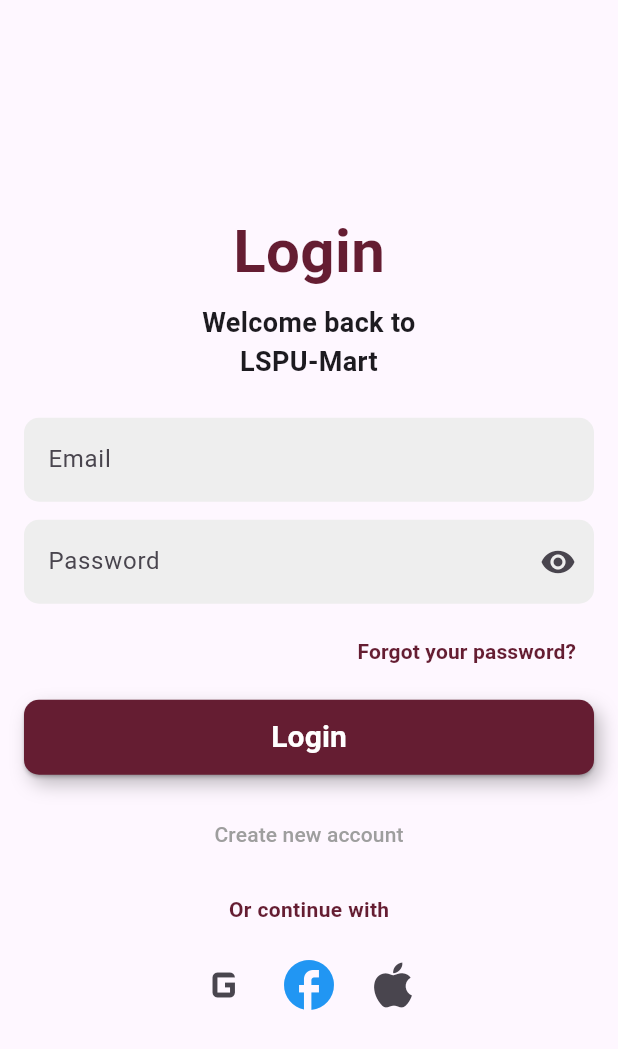
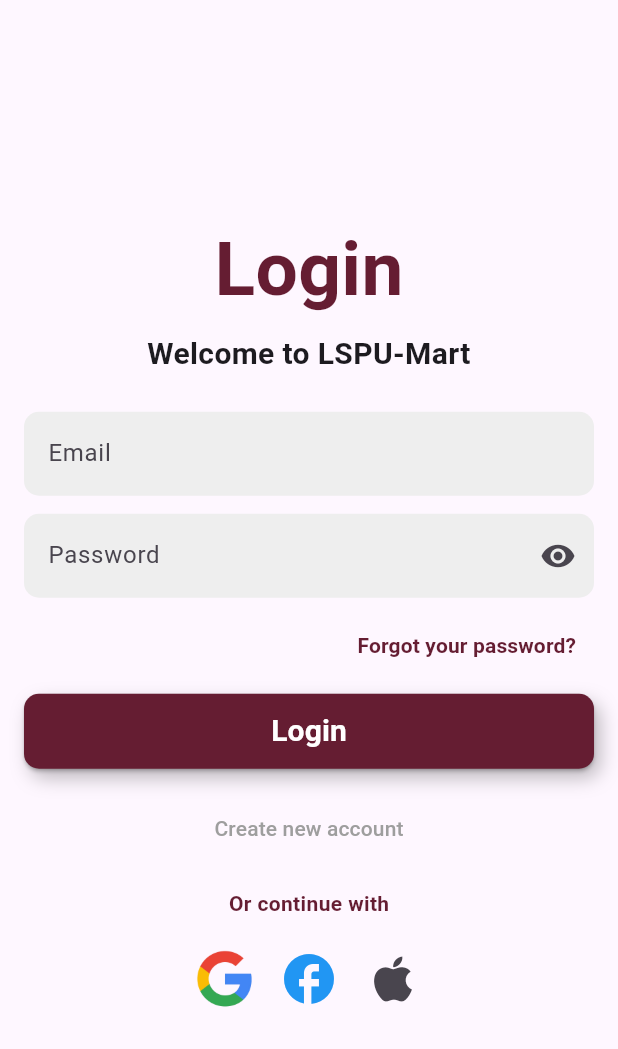
Before and after one commit to umali928/Project, a Flutter app: the LoginScreen screen opened directly, on a phone screen of 412 x 824 dp. Shown: the top 1049 px of the screen. Run offline on Flutter 3.47's test engine with Material 3 defaults, Android fonts, the phone set to English and light mode, and no system bars; our stand-ins replace google_fonts.

Commit message:
revised the login paged

```diff
--- a/lib/login.dart
+++ b/lib/login.dart
@@ -31,17 +31,17 @@
               Text(
                 'Login',
                 style: GoogleFonts.roboto(
-                  fontSize: 40,
+                  fontSize: 50,
                   fontWeight: FontWeight.bold,
                   color: Color(0xFF651D32),
                 ),
               ),
               const SizedBox(height: 6),
               Text(
-                'Welcome back to\nLSPU-Mart',
+                'Welcome to LSPU-Mart',
                 textAlign: TextAlign.center,
                 style: GoogleFonts.roboto(
-                  fontSize: 18,
+                  fontSize: 20,
                   fontWeight: FontWeight.bold,
                 ),
               ),
@@ -118,6 +118,7 @@
                 ),
               ),
               const SizedBox(height: 16),
+
               TextButton(
                 onPressed: () {},
                 child: Text(
@@ -138,7 +139,11 @@
                 children: [
                   IconButton(
                     onPressed: () {},
-                    icon: const Icon(Icons.g_mobiledata, size: 40),
+                   icon: Image.asset(
+                  'assets/googleicon.png',
+                   width: 40,
+                   height: 40,
+                  ),
                   ),
                   IconButton(
                     onPressed: () {},
--- a/pubspec.yaml
+++ b/pubspec.yaml
@@ -34,6 +34,7 @@
   # The following adds the Cupertino Icons font to your application.
   # Use with the CupertinoIcons class for iOS style icons.
   cupertino_icons: ^1.0.8
+  flutter_svg: ^2.0.17
 
 dev_dependencies:
   flutter_test:
@@ -57,6 +58,8 @@
   # the material Icons class.
   uses-material-design: true
 
+  assets:
+    - assets/googleicon.png
   # To add assets to your application, add an assets section, like this:
   # assets:
   #   - images/a_dot_burr.jpeg
```
Also changed, not shown: assets/googleicon.png (added), pubspec.lock.
